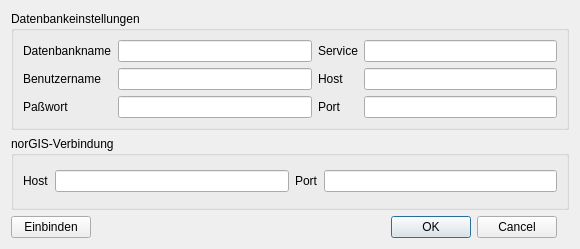
This is conf.ui in norBIT/alkisplugin as Qt 5 draws it before an edit. The edited form follows.
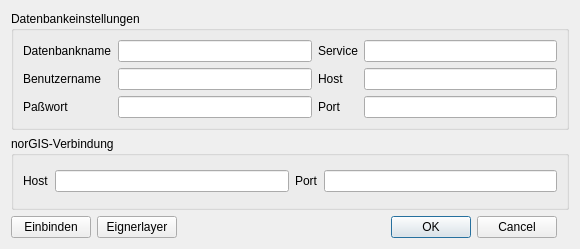
This is the edited form.

Commit message: * Funktion Eignerlayer ergänzt * Fortschrittsanzeige beim Einbinden * Encoding bei Gebäudeklassen korrigiert * Objektname für Toolbar gesetzt

```diff
--- a/conf.ui
+++ b/conf.ui
@@ -14,7 +14,7 @@
    <string>ALKIS-Import</string>
   </property>
   <layout class="QGridLayout" name="gridLayout">
-   <item row="0" column="0" colspan="5">
+   <item row="0" column="0" colspan="6">
     <widget class="QGroupBox" name="groupBox">
      <property name="title">
       <string>Datenbankeinstellungen</string>
@@ -123,14 +123,14 @@
      </layout>
     </widget>
    </item>
-   <item row="4" column="2">
+   <item row="4" column="3">
     <widget class="QDialogButtonBox" name="bb">
      <property name="standardButtons">
       <set>QDialogButtonBox::Cancel|QDialogButtonBox::Ok</set>
      </property>
     </widget>
    </item>
-   <item row="1" column="0" colspan="5">
+   <item row="1" column="0" colspan="6">
     <widget class="QGroupBox" name="groupBox_2">
      <property name="title">
       <string>norGIS-Verbindung</string>
@@ -183,7 +183,7 @@
      </property>
     </widget>
    </item>
-   <item row="4" column="1">
+   <item row="4" column="2">
     <spacer name="horizontalSpacer">
      <property name="orientation">
       <enum>Qt::Horizontal</enum>
@@ -196,6 +196,13 @@
      </property>
     </spacer>
    </item>
+   <item row="4" column="1">
+    <widget class="QPushButton" name="pbEignerLayer">
+     <property name="text">
+      <string>Eignerlayer</string>
+     </property>
+    </widget>
+   </item>
   </layout>
  </widget>
  <tabstops>
```
The commit also changes 1 other file.
